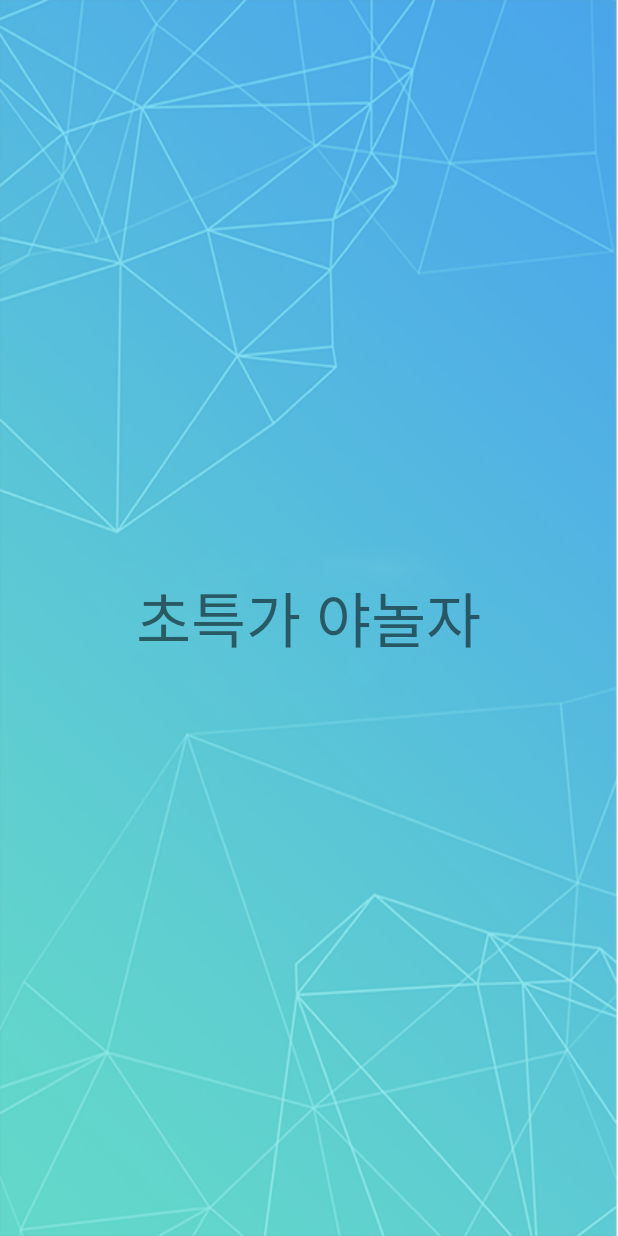
After one commit to iiVSX/Ssenstone_demo, an Android app: the layout activity_insurance.xml on its own in the app's theme, with its tools: preview values and no code run, on a phone screen of 412 x 824 dp. The commit adds this screen. Run offline under Robolectric (Android 15) with nearby library versions, the phone set to English and light mode, and no system bars; Roboto replaces fonts that are not available here.

Commit message:
Activity 생성 및 연동

```diff
--- a/Ssenstone_bank/app/build.gradle
+++ b/Ssenstone_bank/app/build.gradle
@@ -26,5 +26,5 @@ dependencies {
     androidTestImplementation 'com.android.support.test:runner:1.0.2'
     androidTestImplementation 'com.android.support.test.espresso:espresso-core:3.0.2'
 
-    implementation 'uk.co.chrisjenx:calligraphy:2.2.0'
+    implementation 'uk.co.chrisjenx:calligraphy:2.3.0'
 }
--- a/Ssenstone_bank/app/src/main/res/layout/activity_home.xml
+++ b/Ssenstone_bank/app/src/main/res/layout/activity_home.xml
@@ -5,6 +5,7 @@
     android:layout_width="match_parent"
     android:layout_height="match_parent"
     tools:context=".Activity.HomeActivity"
+    tools:ignore="MissingPrefix"
     android:background="@drawable/bg"
     android:orientation="vertical">
 
--- /dev/null
+++ b/Ssenstone_bank/app/src/main/res/layout/activity_insurance.xml
@@ -0,0 +1,20 @@
+<?xml version="1.0" encoding="utf-8"?>
+<android.support.constraint.ConstraintLayout
+    xmlns:android="http://schemas.android.com/apk/res/android" android:layout_width="match_parent"
+    android:layout_height="match_parent">
+
+    <RelativeLayout
+        android:layout_width="match_parent"
+        android:layout_height="match_parent">
+
+        <TextView
+            android:layout_width="wrap_content"
+            android:layout_height="wrap_content"
+            android:layout_centerVertical="true"
+            android:layout_centerHorizontal="true"
+            android:textSize="40sp"
+            android:text="초특가 야놀자"/>
+
+    </RelativeLayout>
+
+</android.support.constraint.ConstraintLayout>
--- a/Ssenstone_bank/app/src/main/res/values/styles.xml
+++ b/Ssenstone_bank/app/src/main/res/values/styles.xml
@@ -1,6 +1,10 @@
 <resources>
-    <style name="yanoljaTheme" parent="@android:style/Theme.Light.NoTitleBar">
-        <item name="android:windowBackground">@drawable/loading_img</item>
+    <style name="loadingTheme" parent="Theme.AppCompat.Light.NoActionBar">
+        <item name="android:background">@drawable/loading_img</item>
+    </style>
+
+    <style name="yanoljaTheme" parent="Theme.AppCompat.Light.NoActionBar">
+        <item name="android:windowBackground">@drawable/bg</item>
         <!--<item name="android:textViewStyle">@style/AppTheme.Widget.TextView</item>-->
         <!--<item name="android:buttonStyle">@style/AppTheme.Widget.Button</item>-->
         <!--<item name="android:editTextStyle">@style/AppTheme.Widget.EditText</item>-->
--- a/Ssenstone_bank/gradle.properties
+++ b/Ssenstone_bank/gradle.properties
@@ -11,3 +11,5 @@ org.gradle.jvmargs=-Xmx1536m
 # This option should only be used with decoupled projects. More details, visit
 # http://www.gradle.org/docs/current/userguide/multi_project_builds.html#sec:decoupled_projects
 # org.gradle.parallel=true
+
+android.enableAapt2=true
```
Also changed, not shown: Ssenstone_bank/app/src/main/AndroidManifest.xml (+8 -5 lines), Ssenstone_bank/app/src/main/java/com/ssenstone/ssenstone_bank/Activity/HomeActivity.java (+40 -0 lines), Ssenstone_bank/app/src/main/java/com/ssenstone/ssenstone_bank/Activity/InsuranceActivity.java (added, +23 -0 lines), Ssenstone_bank/app/src/main/java/com/ssenstone/ssenstone_bank/Activity/LendActivity.java (added, +24 -0 lines), Ssenstone_bank/app/src/main/java/com/ssenstone/ssenstone_bank/Activity/PayActivity.java (added, +25 -0 lines), Ssenstone_bank/app/src/main/java/com/ssenstone/ssenstone_bank/Activity/SplashActivity.java (+11 -0 lines), Ssenstone_bank/app/src/main/java/com/ssenstone/ssenstone_bank/Activity/TransferActivity.java (added, +25 -0 lines), Ssenstone_bank/app/src/main/res/layout/activity_lend.xml (added, +20 -0 lines), Ssenstone_bank/app/src/main/res/layout/activity_pay.xml (added, +20 -0 lines), Ssenstone_bank/app/src/main/res/layout/activity_transfer.xml (added, +20 -0 lines), 2 other files.
